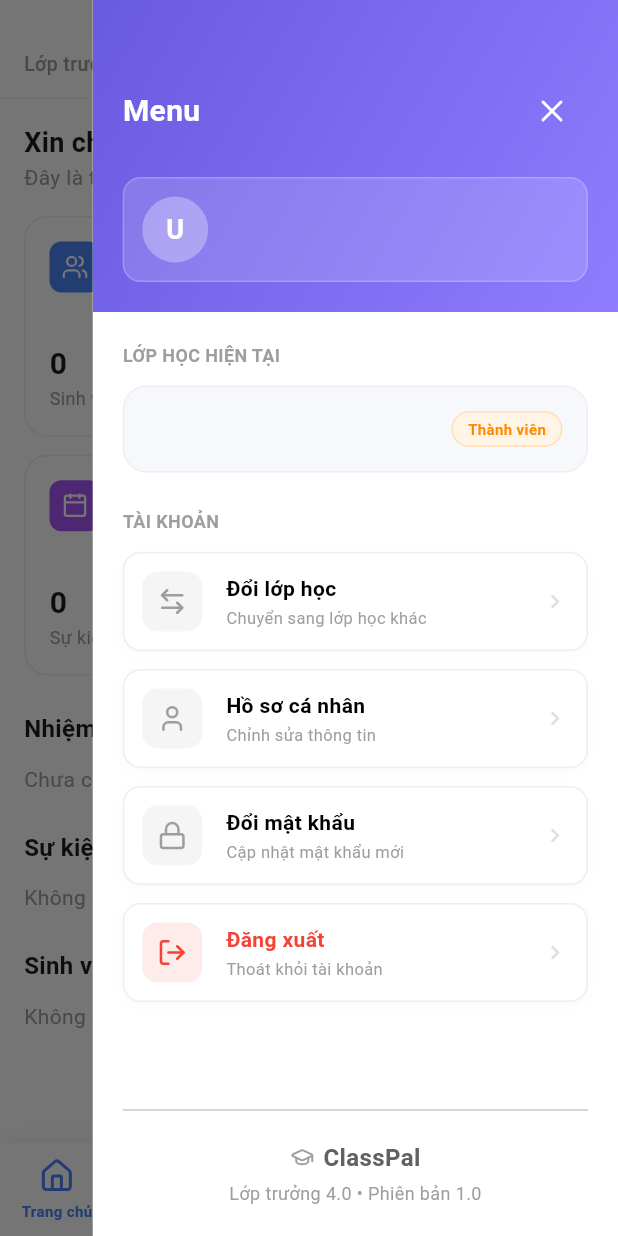
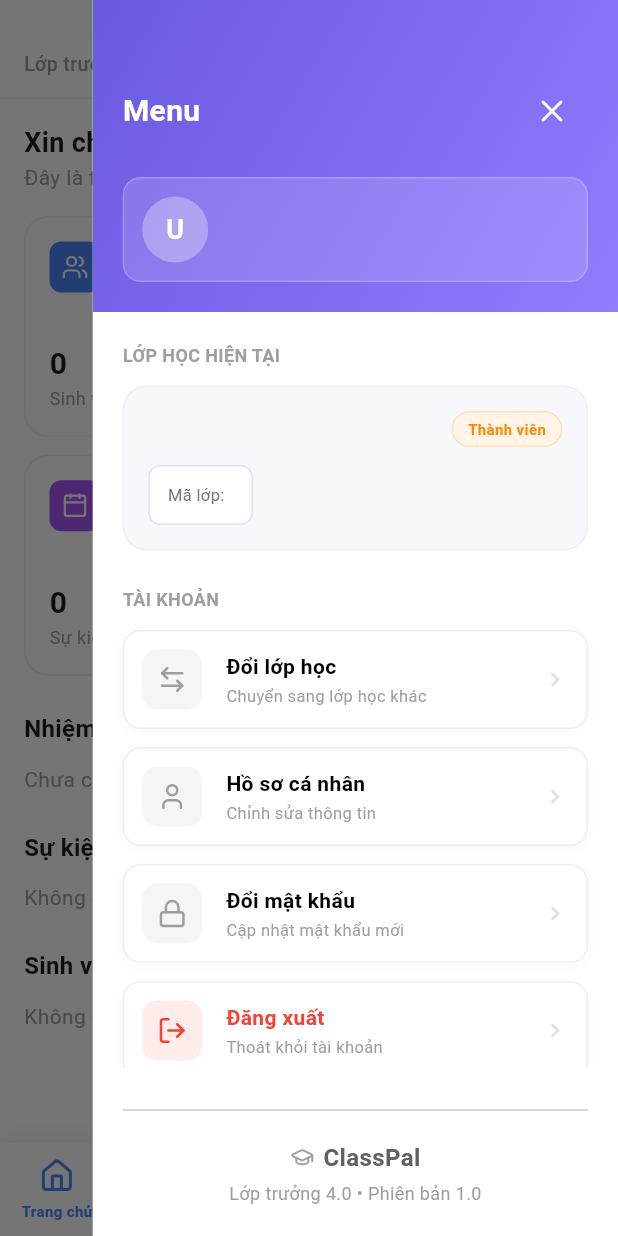
Before and after one commit to ImTung82/classpal-android, a Flutter app: the OwnerShellScreen screen opened directly with empty values, with the side drawer open, on a phone screen of 412 x 824 dp. Run offline on Flutter 3.47's test engine with Material 3 defaults, Android fonts, the phone set to English and light mode, and no system bars; our stand-ins replace flutter_dotenv, flutter_riverpod, google_fonts, image_picker, lucide_icons, share_plus and 1 more; missing offline and left inert: excel, flutter_displaymode; accounts and stored records are empty.

Commit message:
[Fix] Add missing information

```diff
--- a/lib/core/widgets/app_menu_drawer.dart
+++ b/lib/core/widgets/app_menu_drawer.dart
@@ -4,7 +4,7 @@ import 'package:google_fonts/google_fonts.dart';
 import 'package:lucide_icons/lucide_icons.dart';
 import 'package:supabase_flutter/supabase_flutter.dart';
 
-// [IMPORT AUTH & CLASS]
+// [IMPORT AUTH & CLASS] - Đảm bảo đường dẫn import đúng với project của bạn
 import '../../features/auth/presentation/views/login_register_screen.dart';
 import '../../features/classes/presentation/views/classroom_page_screen.dart';
 import '../../features/auth/presentation/view_models/auth_view_model.dart';
@@ -14,7 +14,7 @@ import '../../features/classes/data/models/class_model.dart';
 // [IMPORT PROFILE]
 import '../../features/profile/presentation/views/edit_profile_screen.dart';
 import '../../features/profile/presentation/views/change_password_screen.dart';
-import '../../features/profile/presentation/view_models/profile_view_model.dart'; // Import view model mới
+import '../../features/profile/presentation/view_models/profile_view_model.dart';
 
 class AppMenuDrawer extends ConsumerWidget {
   final ClassModel? classModel;
@@ -23,24 +23,23 @@ class AppMenuDrawer extends ConsumerWidget {
 
   @override
   Widget build(BuildContext context, WidgetRef ref) {
-    // 1. Lấy thông tin User từ Auth (Backup)
+    // 1. Lấy thông tin User từ Auth (Dữ liệu dự phòng)
     final authRepo = ref.watch(authRepositoryProvider);
     final authUser = authRepo.currentUser;
 
     // 2. Lắng nghe dữ liệu Profile từ Database (Ưu tiên)
     final profileAsync = ref.watch(currentProfileProvider);
-    final profileData = profileAsync.hasValue ? profileAsync.value : null;
 
-    // Logic ưu tiên: Dữ liệu DB > Dữ liệu Auth
-    final String fullName =
-        profileData?['full_name'] ??
-        authUser?.userMetadata?['full_name'] ??
-        "Người dùng";
+    // [FIX CHO RIVERPOD 3.0.3]: Dùng .value thay vì .valueOrNull
+    final profileData = profileAsync.value;
+
+    // Logic ưu tiên: Dữ liệu DB (profileData) > Dữ liệu Auth (authUser)
+    final String fullName = profileData?['full_name'] ??
+                            authUser?.userMetadata?['full_name'] ??
+                            "Người dùng";
 
     final String email = authUser?.email ?? "Chưa cập nhật email";
-    final String avatarChar = fullName.isNotEmpty
-        ? fullName[0].toUpperCase()
-        : "U";
+    final String avatarChar = fullName.isNotEmpty ? fullName[0].toUpperCase() : "U";
 
     // Lấy URL Avatar
     final String? avatarUrl = profileData?['avatar_url'];
@@ -48,12 +47,8 @@ class AppMenuDrawer extends ConsumerWidget {
     // Logic hiển thị thông tin lớp (Giữ nguyên)
     final bool isInClass = classModel != null;
     final bool isOwner = isInClass && classModel!.role == 'owner';
-    final badgeColor = isOwner
-        ? const Color(0xFF6A5AE0)
-        : const Color(0xFFFF8A00);
-    final badgeBgColor = isOwner
-        ? const Color(0xFFF3E8FF)
-        : const Color(0xFFFFF4E5);
+    final badgeColor = isOwner ? const Color(0xFF6A5AE0) : const Color(0xFFFF8A00);
+    final badgeBgColor = isOwner ? const Color(0xFFF3E8FF) : const Color(0xFFFFF4E5);
     final roleText = isOwner ? "Lớp trưởng" : "Thành viên";
 
     return Drawer(
@@ -67,7 +62,7 @@ class AppMenuDrawer extends ConsumerWidget {
       ),
       child: Column(
         children: [
-          // 1. HEADER USER (Gradient Tím ClassPal)
+          // 1. HEADER USER
           Container(
             padding: const EdgeInsets.fromLTRB(20, 50, 20, 20),
             decoration: const BoxDecoration(
@@ -108,14 +103,13 @@ class AppMenuDrawer extends ConsumerWidget {
                   ),
                   child: Row(
                     children: [
-                      // [CẬP NHẬT] Phần hiển thị Avatar
+                      // Avatar Section
                       Container(
                         width: 44,
                         height: 44,
                         decoration: BoxDecoration(
                           color: Colors.white.withOpacity(0.3),
                           shape: BoxShape.circle,
-                          // Nếu có ảnh thì hiển thị ảnh nền
                           image: avatarUrl != null && avatarUrl.isNotEmpty
                               ? DecorationImage(
                                   image: NetworkImage(avatarUrl),
@@ -124,7 +118,6 @@ class AppMenuDrawer extends ConsumerWidget {
                               : null,
                         ),
                         alignment: Alignment.center,
-                        // Nếu KHÔNG có ảnh thì hiển thị chữ cái
                         child: (avatarUrl == null || avatarUrl.isEmpty)
                             ? Text(
                                 avatarChar,
@@ -138,7 +131,7 @@ class AppMenuDrawer extends ConsumerWidget {
                       ),
                       const SizedBox(width: 12),
 
-                      // Thông tin tên & email
+                      // Text Info Section
                       Expanded(
                         child: Column(
                           crossAxisAlignment: CrossAxisAlignment.start,
@@ -170,14 +163,13 @@ class AppMenuDrawer extends ConsumerWidget {
             ),
           ),
 
-          // 2. NỘI DUNG CHÍNH (Giữ nguyên phần dưới)
+          // 2. MENU LIST
           Expanded(
             child: ListView(
               padding: const EdgeInsets.all(20),
               children: [
-                // ... (Phần logic lớp học giữ nguyên như cũ)
                 if (isInClass) ...[
-                  Text(
+                   Text(
                     "LỚP HỌC HIỆN TẠI",
                     style: GoogleFonts.roboto(
                       color: Colors.grey,
@@ -186,7 +178,6 @@ class AppMenuDrawer extends ConsumerWidget {
                     ),
                   ),
                   const SizedBox(height: 12),
-                  // ... Copy lại đoạn hiển thị Class Info từ file cũ vào đây
                   Container(
                     padding: const EdgeInsets.all(16),
                     decoration: BoxDecoration(
@@ -197,7 +188,7 @@ class AppMenuDrawer extends ConsumerWidget {
                     child: Column(
                       crossAxisAlignment: CrossAxisAlignment.start,
                       children: [
-                        Row(
+                         Row(
                           mainAxisAlignment: MainAxisAlignment.spaceBetween,
                           crossAxisAlignment: CrossAxisAlignment.start,
                           children: [
@@ -237,14 +228,117 @@ class AppMenuDrawer extends ConsumerWidget {
                             ),
                           ],
                         ),
-                        // ... Copy tiếp các phần hiển thị mã lớp, mã sv ...
+
+                        if (classModel!.schoolName != null &&
+                            classModel!.schoolName!.isNotEmpty) ...[
+                          const SizedBox(height: 6),
+                          Row(
+                            children: [
+                              Icon(
+                                LucideIcons.school,
+                                size: 14,
+                                color: Colors.grey[500],
+                              ),
+                              const SizedBox(width: 6),
+                              Expanded(
+                                child: Text(
+                                  classModel!.schoolName!,
+                                  style: GoogleFonts.roboto(
+                                    color: Colors.grey[600],
+                                    fontSize: 13,
+                                    fontWeight: FontWeight.w500,
+                                  ),
+                                  overflow: TextOverflow.ellipsis,
+                                ),
+                              ),
+                            ],
+                          ),
+                        ],
+
+                        const SizedBox(height: 12),
+
+                        // Mã lớp & Mã Sinh Viên
+                        Wrap(
+                          spacing: 8,
+                          runSpacing: 8,
+                          children: [
+                            Container(
+                              padding: const EdgeInsets.symmetric(
+                                horizontal: 12,
+                                vertical: 8,
+                              ),
+                              decoration: BoxDecoration(
+                                color: Colors.white,
+                                borderRadius: BorderRadius.circular(8),
+                                border: Border.all(
+                                  color: const Color(0xFF6A5AE0).withOpacity(0.2),
+                                ),
+                              ),
+                              child: Row(
+                                mainAxisSize: MainAxisSize.min,
+                                children: [
+                                  Text(
+                                    "Mã lớp: ",
+                                    style: GoogleFonts.roboto(
+                                      color: Colors.grey[600],
+                                      fontSize: 11,
+                                    ),
+                                  ),
+                                  SelectableText(
+                                    classModel!.code,
+                                    style: GoogleFonts.roboto(
+                                      color: const Color(0xFF6A5AE0),
+                                      fontWeight: FontWeight.bold,
+                                      fontSize: 13,
+                                    ),
+                                  ),
+                                ],
+                              ),
+                            ),
+
+                            if (classModel!.studentCode != null &&
+                                classModel!.studentCode!.isNotEmpty)
+                              Container(
+                                padding: const EdgeInsets.symmetric(
+                                  horizontal: 12,
+                                  vertical: 8,
+                                ),
+                                decoration: BoxDecoration(
+                                  color: Colors.white,
+                                  borderRadius: BorderRadius.circular(8),
+                                  border: Border.all(
+                                    color: Colors.orange.withOpacity(0.3),
+                                  ),
+                                ),
+                                child: Row(
+                                  mainAxisSize: MainAxisSize.min,
+                                  children: [
+                                    Text(
+                                      "Mã SV: ",
+                                      style: GoogleFonts.roboto(
+                                        color: Colors.grey[600],
+                                        fontSize: 11,
+                                      ),
+                                    ),
+                                    SelectableText(
+                                      classModel!.studentCode!,
+                                      style: GoogleFonts.roboto(
+                                        color: Colors.deepOrange,
+                                        fontWeight: FontWeight.bold,
+                                        fontSize: 13,
+                                      ),
+                                    ),
+                                  ],
+                                ),
+                              ),
+                          ],
+                        ),
                       ],
                     ),
                   ),
                   const SizedBox(height: 24),
                 ],
 
-                // [SECTION TÀI KHOẢN] (Giữ nguyên)
                 Text(
                   "TÀI KHOẢN",
                   style: GoogleFonts.roboto(
@@ -286,8 +380,8 @@ class AppMenuDrawer extends ConsumerWidget {
                     );
                   },
                 ),
-                // ... Các menu item còn lại giữ nguyên
                 const SizedBox(height: 12),
+
                 _buildMenuItem(
                   icon: LucideIcons.lock,
                   title: "Đổi mật khẩu",
@@ -303,6 +397,7 @@ class AppMenuDrawer extends ConsumerWidget {
                   },
                 ),
                 const SizedBox(height: 12),
+
                 _buildMenuItem(
                   icon: LucideIcons.logOut,
                   title: "Đăng xuất",
@@ -326,7 +421,7 @@ class AppMenuDrawer extends ConsumerWidget {
             ),
           ),
 
-          // 3. FOOTER (Giữ nguyên)
+          // 3. FOOTER
           Padding(
             padding: const EdgeInsets.all(20),
             child: Column(
```
